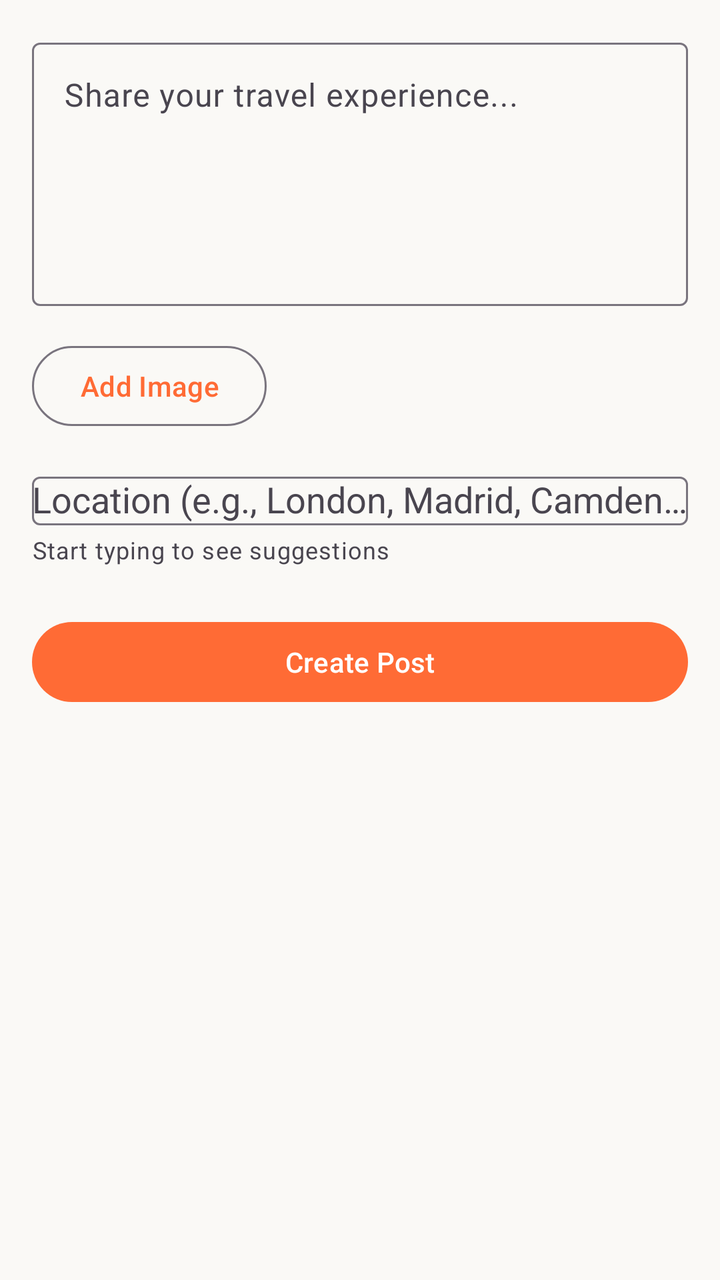
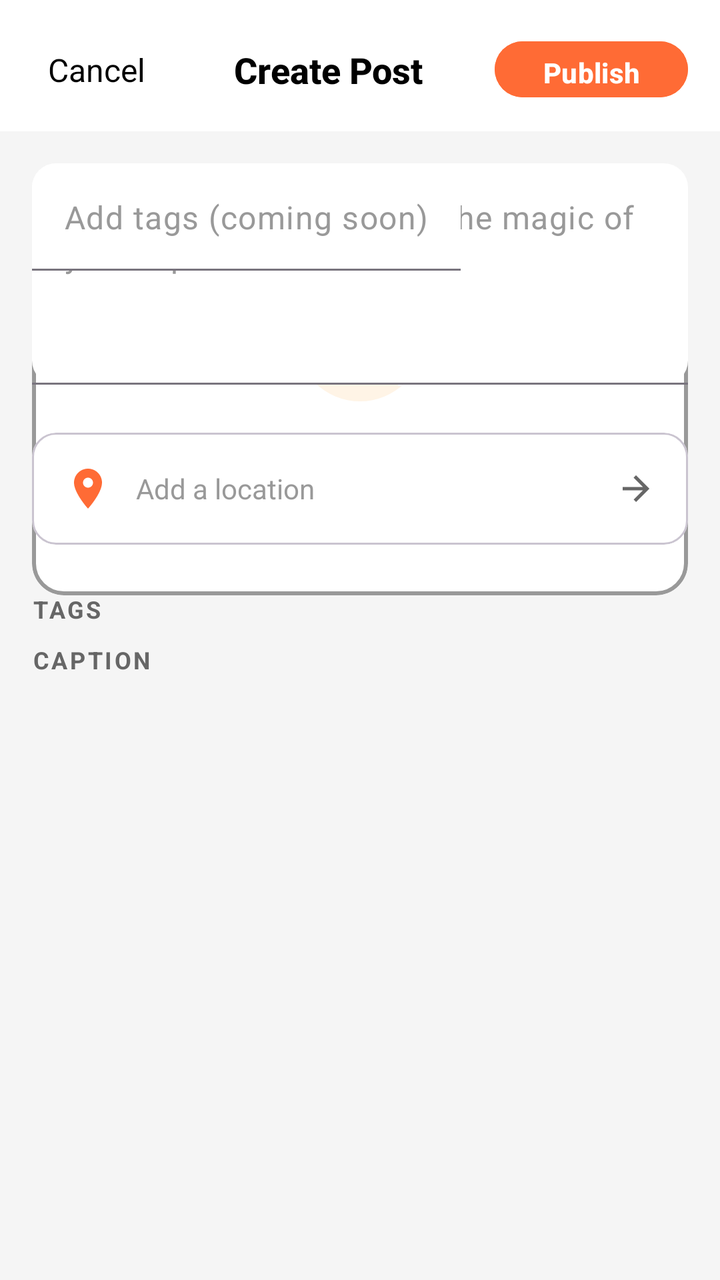

Screens rendered from an Android XML layout before and after an edit, with the pre-edit source and the edit as a unified diff.
<!-- AndroidManifest.xml: application theme Theme.TripTip_Yaron_and_Alon -->
<!-- res/layout/fragment_create_post.xml -->
<?xml version="1.0" encoding="utf-8"?>
<ScrollView
    xmlns:android="http://schemas.android.com/apk/res/android"
    xmlns:app="http://schemas.android.com/apk/res-auto"
    android:layout_width="match_parent"
    android:layout_height="match_parent"
    android:fillViewport="true">

    <androidx.constraintlayout.widget.ConstraintLayout
        android:layout_width="match_parent"
        android:layout_height="wrap_content"
        android:padding="16dp">

        
        <com.google.android.material.textfield.TextInputLayout
            android:id="@+id/tilPostText"
            android:layout_width="0dp"
            android:layout_height="wrap_content"
            android:hint="Share your travel experience..."
            app:layout_constraintTop_toTopOf="parent"
            app:layout_constraintStart_toStartOf="parent"
            app:layout_constraintEnd_toEndOf="parent">

            <com.google.android.material.textfield.TextInputEditText
                android:id="@+id/etPostText"
                android:layout_width="match_parent"
                android:layout_height="wrap_content"
                android:minLines="5"
                android:gravity="top"
                android:inputType="textMultiLine|textCapSentences" />

        </com.google.android.material.textfield.TextInputLayout>

        
        <ImageView
            android:id="@+id/ivImagePreview"
            android:layout_width="0dp"
            android:layout_height="200dp"
            android:layout_marginTop="16dp"
            android:scaleType="centerCrop"
            android:visibility="gone"
            app:layout_constraintTop_toBottomOf="@id/tilPostText"
            app:layout_constraintStart_toStartOf="parent"
            app:layout_constraintEnd_toEndOf="parent" />

        
        <Button
            android:id="@+id/btnAddImage"
            android:layout_width="wrap_content"
            android:layout_height="wrap_content"
            android:text="Add Image"
            android:layout_marginTop="16dp"
            style="@style/Widget.Material3.Button.OutlinedButton"
            app:layout_constraintTop_toBottomOf="@id/ivImagePreview"
            app:layout_constraintStart_toStartOf="parent" />

        
        <com.google.android.material.textfield.TextInputLayout
            android:id="@+id/tilLocation"
            android:layout_width="0dp"
            android:layout_height="wrap_content"
            android:hint="Location (e.g., London, Madrid, Camden Market)"
            android:layout_marginTop="16dp"
            app:layout_constraintTop_toBottomOf="@id/btnAddImage"
            app:layout_constraintStart_toStartOf="parent"
            app:layout_constraintEnd_toEndOf="parent"
            app:endIconMode="clear_text"
            app:helperText="Start typing to see suggestions">

            <AutoCompleteTextView
                android:id="@+id/etLocation"
                android:layout_width="match_parent"
                android:layout_height="wrap_content"
                android:inputType="text"
                android:completionThreshold="2"
                android:dropDownHeight="200dp" />

        </com.google.android.material.textfield.TextInputLayout>

        
        <Button
            android:id="@+id/btnCreatePost"
            android:layout_width="0dp"
            android:layout_height="wrap_content"
            android:text="Create Post"
            android:layout_marginTop="24dp"
            app:layout_constraintTop_toBottomOf="@id/tilLocation"
            app:layout_constraintStart_toStartOf="parent"
            app:layout_constraintEnd_toEndOf="parent" />

        
        <ProgressBar
            android:id="@+id/progressBar"
            android:layout_width="wrap_content"
            android:layout_height="wrap_content"
            android:visibility="gone"
            app:layout_constraintTop_toTopOf="parent"
            app:layout_constraintBottom_toBottomOf="parent"
            app:layout_constraintStart_toStartOf="parent"
            app:layout_constraintEnd_toEndOf="parent" />

        
        <TextView
            android:id="@+id/tvError"
            android:layout_width="0dp"
            android:layout_height="wrap_content"
            android:textColor="@android:color/holo_red_dark"
            android:visibility="gone"
            android:layout_marginTop="8dp"
            app:layout_constraintTop_toBottomOf="@id/btnCreatePost"
            app:layout_constraintStart_toStartOf="parent"
            app:layout_constraintEnd_toEndOf="parent" />

    </androidx.constraintlayout.widget.ConstraintLayout>

</ScrollView>
<!-- resources referenced by this layout -->
<resources>
  <style name="Theme.TripTip_Yaron_and_Alon" parent="Theme.Material3.DayNight.NoActionBar">
          
          <item name="colorPrimary">@color/orange_primary</item>
          <item name="colorPrimaryVariant">@color/orange_dark</item>
          <item name="colorOnPrimary">@color/text_white</item>
          
          
          <item name="colorSecondary">@color/turquoise</item>
          <item name="colorSecondaryVariant">@color/turquoise_dark</item>
          <item name="colorOnSecondary">@color/text_white</item>
          
          
          <item name="android:colorBackground">@color/background_beige</item>
          <item name="colorSurface">@color/background_white</item>
          <item name="colorOnSurface">@color/text_primary</item>
          <item name="colorOnBackground">@color/text_primary</item>
          
          
          <item name="colorError">@color/error</item>
          <item name="colorOnError">@color/text_white</item>
          
          
          <item name="android:statusBarColor">@android:color/transparent</item>
          <item name="android:windowLightStatusBar">true</item>
          
          
          <item name="android:navigationBarColor">@color/background_white</item>
      </style>
  <color name="orange_primary">#FF6B35</color>
  <color name="orange_dark">#E55A2B</color>
  <color name="text_white">#FFFFFF</color>
  <color name="turquoise">#40E0D0</color>
  <color name="turquoise_dark">#2EB8A6</color>
  <color name="background_beige">#FAF9F6</color>
  <color name="background_white">#FFFFFF</color>
  <color name="text_primary">#000000</color>
  <color name="error">#F44336</color>
</resources>

<!-- the commit's change to res/layout/fragment_create_post.xml (unified diff, before → after) -->
@@ -1,92 +1,327 @@
 <?xml version="1.0" encoding="utf-8"?>
-<ScrollView
+<androidx.coordinatorlayout.widget.CoordinatorLayout
     xmlns:android="http://schemas.android.com/apk/res/android"
     xmlns:app="http://schemas.android.com/apk/res-auto"
     android:layout_width="match_parent"
     android:layout_height="match_parent"
-    android:fillViewport="true">
+    android:background="@color/background_light">
 
     <androidx.constraintlayout.widget.ConstraintLayout
         android:layout_width="match_parent"
-        android:layout_height="wrap_content"
-        android:padding="16dp">
+        android:layout_height="match_parent">
 
         
-        <com.google.android.material.textfield.TextInputLayout
-            android:id="@+id/tilPostText"
+        <LinearLayout
+            android:id="@+id/appBar"
             android:layout_width="0dp"
             android:layout_height="wrap_content"
-            android:hint="Share your travel experience..."
+            android:orientation="horizontal"
+            android:gravity="center_vertical"
+            android:paddingStart="16dp"
+            android:paddingEnd="16dp"
+            android:paddingTop="16dp"
+            android:paddingBottom="12dp"
+            android:background="@color/background_white"
             app:layout_constraintTop_toTopOf="parent"
             app:layout_constraintStart_toStartOf="parent"
             app:layout_constraintEnd_toEndOf="parent">
 
-            <com.google.android.material.textfield.TextInputEditText
-                android:id="@+id/etPostText"
+            
+            <TextView
+                android:id="@+id/btnCancel"
+                android:layout_width="wrap_content"
+                android:layout_height="wrap_content"
+                android:text="Cancel"
+                android:textSize="16sp"
+                android:textColor="@color/text_primary"
+                android:clickable="true"
+                android:focusable="true"
+                android:padding="8dp" />
+
+            
+            <TextView
+                android:layout_width="0dp"
+                android:layout_height="wrap_content"
+                android:layout_weight="1"
+                android:text="Create Post"
+                android:textSize="18sp"
+                android:textStyle="bold"
+                android:textColor="@color/text_primary"
+                android:gravity="center"
+                android:fontFamily="sans-serif-medium" />
+
+            
+            <com.google.android.material.button.MaterialButton
+                android:id="@+id/btnPublish"
+                android:layout_width="wrap_content"
+                android:layout_height="36dp"
+                android:text="Publish"
+                android:textSize="14sp"
+                android:textStyle="bold"
+                android:textColor="@color/text_white"
+                android:backgroundTint="@color/orange_primary"
+                app:cornerRadius="18dp"
+                style="@style/Widget.Material3.Button" />
+
+        </LinearLayout>
+
+        
+        <ScrollView
+            android:id="@+id/scrollView"
+            android:layout_width="0dp"
+            android:layout_height="0dp"
+            android:fillViewport="true"
+            app:layout_constraintTop_toBottomOf="@id/appBar"
+            app:layout_constraintBottom_toBottomOf="parent"
+            app:layout_constraintStart_toStartOf="parent"
+            app:layout_constraintEnd_toEndOf="parent">
+
+            <androidx.constraintlayout.widget.ConstraintLayout
                 android:layout_width="match_parent"
                 android:layout_height="wrap_content"
-                android:minLines="5"
-                android:gravity="top"
-                android:inputType="textMultiLine|textCapSentences" />
-
-        </com.google.android.material.textfield.TextInputLayout>
-
-        
-        <ImageView
-            android:id="@+id/ivImagePreview"
-            android:layout_width="0dp"
-            android:layout_height="200dp"
-            android:layout_marginTop="16dp"
-            android:scaleType="centerCrop"
-            android:visibility="gone"
-            app:layout_constraintTop_toBottomOf="@id/tilPostText"
-            app:layout_constraintStart_toStartOf="parent"
-            app:layout_constraintEnd_toEndOf="parent" />
-
-        
-        <Button
-            android:id="@+id/btnAddImage"
-            android:layout_width="wrap_content"
-            android:layout_height="wrap_content"
-            android:text="Add Image"
-            android:layout_marginTop="16dp"
-            style="@style/Widget.Material3.Button.OutlinedButton"
-            app:layout_constraintTop_toBottomOf="@id/ivImagePreview"
-            app:layout_constraintStart_toStartOf="parent" />
-
-        
-        <com.google.android.material.textfield.TextInputLayout
-            android:id="@+id/tilLocation"
-            android:layout_width="0dp"
-            android:layout_height="wrap_content"
-            android:hint="Location (e.g., London, Madrid, Camden Market)"
-            android:layout_marginTop="16dp"
-            app:layout_constraintTop_toBottomOf="@id/btnAddImage"
-            app:layout_constraintStart_toStartOf="parent"
-            app:layout_constraintEnd_toEndOf="parent"
-            app:endIconMode="clear_text"
-            app:helperText="Start typing to see suggestions">
-
-            <AutoCompleteTextView
-                android:id="@+id/etLocation"
-                android:layout_width="match_parent"
-                android:layout_height="wrap_content"
-                android:inputType="text"
-                android:completionThreshold="2"
-                android:dropDownHeight="200dp" />
-
-        </com.google.android.material.textfield.TextInputLayout>
-
-        
-        <Button
-            android:id="@+id/btnCreatePost"
-            android:layout_width="0dp"
-            android:layout_height="wrap_content"
-            android:text="Create Post"
-            android:layout_marginTop="24dp"
-            app:layout_constraintTop_toBottomOf="@id/tilLocation"
-            app:layout_constraintStart_toStartOf="parent"
-            app:layout_constraintEnd_toEndOf="parent" />
+                android:padding="16dp">
+
+                
+                <com.google.android.material.card.MaterialCardView
+                    android:id="@+id/photoUploadCard"
+                    android:layout_width="0dp"
+                    android:layout_height="200dp"
+                    android:layout_marginTop="16dp"
+                    app:cardCornerRadius="@dimen/corner_radius_large"
+                    app:cardElevation="0dp"
+                    app:cardBackgroundColor="@color/background_white"
+                    app:strokeWidth="2dp"
+                    app:strokeColor="@color/text_hint"
+                    app:layout_constraintTop_toTopOf="parent"
+                    app:layout_constraintStart_toStartOf="parent"
+                    app:layout_constraintEnd_toEndOf="parent">
+
+                    <androidx.constraintlayout.widget.ConstraintLayout
+                        android:layout_width="match_parent"
+                        android:layout_height="match_parent"
+                        android:clickable="true"
+                        android:focusable="true">
+
+                        
+                        <ImageView
+                            android:id="@+id/ivImagePreview"
+                            android:layout_width="0dp"
+                            android:layout_height="0dp"
+                            android:scaleType="centerCrop"
+                            android:visibility="gone"
+                            app:layout_constraintTop_toTopOf="parent"
+                            app:layout_constraintBottom_toBottomOf="parent"
+                            app:layout_constraintStart_toStartOf="parent"
+                            app:layout_constraintEnd_toEndOf="parent" />
+
+                        
+                        <LinearLayout
+                            android:id="@+id/uploadPlaceholder"
+                            android:layout_width="wrap_content"
+                            android:layout_height="wrap_content"
+                            android:orientation="vertical"
+                            android:gravity="center"
+                            app:layout_constraintTop_toTopOf="parent"
+                            app:layout_constraintBottom_toBottomOf="parent"
+                            app:layout_constraintStart_toStartOf="parent"
+                            app:layout_constraintEnd_toEndOf="parent">
+
+                            
+                            <FrameLayout
+                                android:layout_width="64dp"
+                                android:layout_height="64dp">
+
+                                <View
+                                    android:layout_width="64dp"
+                                    android:layout_height="64dp"
+                                    android:background="@drawable/orange_circle_light" />
+
+                                <ImageView
+                                    android:layout_width="32dp"
+                                    android:layout_height="32dp"
+                                    android:src="@drawable/ic_camera"
+                                    android:tint="@color/orange_primary"
+                                    android:layout_gravity="center" />
+
+                                <ImageView
+                                    android:layout_width="16dp"
+                                    android:layout_height="16dp"
+                                    android:src="@android:drawable/ic_input_add"
+                                    android:tint="@color/text_white"
+                                    android:layout_gravity="bottom|end"
+                                    android:layout_marginBottom="4dp"
+                                    android:layout_marginEnd="4dp" />
+                            </FrameLayout>
+
+                            <TextView
+                                android:layout_width="wrap_content"
+                                android:layout_height="wrap_content"
+                                android:text="Add photos or videos"
+                                android:textSize="16sp"
+                                android:textColor="@color/text_primary"
+                                android:textStyle="bold"
+                                android:layout_marginTop="16dp" />
+
+                            <TextView
+                                android:layout_width="wrap_content"
+                                android:layout_height="wrap_content"
+                                android:text="Up to 10 files"
+                                android:textSize="12sp"
+                                android:textColor="@color/text_secondary"
+                                android:layout_marginTop="4dp" />
+                        </LinearLayout>
+
+                    </androidx.constraintlayout.widget.ConstraintLayout>
+                </com.google.android.material.card.MaterialCardView>
+
+                
+                <TextView
+                    android:id="@+id/tvCaptionLabel"
+                    android:layout_width="0dp"
+                    android:layout_height="wrap_content"
+                    android:text="CAPTION"
+                    android:textSize="12sp"
+                    android:textStyle="bold"
+                    android:textColor="@color/text_secondary"
+                    android:textAllCaps="true"
+                    android:letterSpacing="0.1"
+                    android:layout_marginTop="24dp"
+                    app:layout_constraintTop_toBottomOf="@id/photoUploadCard"
+                    app:layout_constraintStart_toStartOf="parent"
+                    app:layout_constraintEnd_toEndOf="parent" />
+
+                
+                <com.google.android.material.textfield.TextInputLayout
+                    android:id="@+id/tilPostText"
+                    android:layout_width="0dp"
+                    android:layout_height="wrap_content"
+                    android:layout_marginTop="8dp"
+                    app:boxCornerRadiusTopStart="@dimen/corner_radius_medium"
+                    app:boxCornerRadiusTopEnd="@dimen/corner_radius_medium"
+                    app:boxCornerRadiusBottomStart="@dimen/corner_radius_medium"
+                    app:boxCornerRadiusBottomEnd="@dimen/corner_radius_medium"
+                    app:boxBackgroundMode="filled"
+                    app:boxBackgroundColor="@color/background_white"
+                    app:hintEnabled="false"
+                    style="@style/Widget.Material3.TextInputLayout.OutlinedBox">
+
+                    <com.google.android.material.textfield.TextInputEditText
+                        android:id="@+id/etPostText"
+                        android:layout_width="match_parent"
+                        android:layout_height="wrap_content"
+                        android:minLines="4"
+                        android:maxLines="8"
+                        android:gravity="top"
+                        android:inputType="textMultiLine|textCapSentences"
+                        android:paddingStart="16dp"
+                        android:paddingEnd="16dp"
+                        android:paddingTop="16dp"
+                        android:paddingBottom="16dp"
+                        android:hint="Where did you go? Share the magic of your trip..."
+                        android:textColorHint="@color/text_hint" />
+                </com.google.android.material.textfield.TextInputLayout>
+
+                
+                <com.google.android.material.card.MaterialCardView
+                    android:id="@+id/locationCard"
+                    android:layout_width="0dp"
+                    android:layout_height="56dp"
+                    android:layout_marginTop="24dp"
+                    app:cardCornerRadius="@dimen/corner_radius_medium"
+                    app:cardElevation="0dp"
+                    app:cardBackgroundColor="@color/background_white"
+                    app:layout_constraintTop_toBottomOf="@id/tilPostText"
+                    app:layout_constraintStart_toStartOf="parent"
+                    app:layout_constraintEnd_toEndOf="parent">
+
+                    <LinearLayout
+                        android:layout_width="match_parent"
+                        android:layout_height="match_parent"
+                        android:orientation="horizontal"
+                        android:gravity="center_vertical"
+                        android:paddingStart="16dp"
+                        android:paddingEnd="16dp"
+                        android:clickable="true"
+                        android:focusable="true">
+
+                        <ImageView
+                            android:layout_width="24dp"
+                            android:layout_height="24dp"
+                            android:src="@drawable/ic_location_pin"
+                            android:tint="@color/orange_primary" />
+
+                        <AutoCompleteTextView
+                            android:id="@+id/etLocation"
+                            android:layout_width="0dp"
+                            android:layout_height="wrap_content"
+                            android:layout_weight="1"
+                            android:hint="Add a location"
+                            android:textColorHint="@color/text_hint"
+                            android:textSize="14sp"
+                            android:inputType="text"
+                            android:completionThreshold="2"
+                            android:dropDownHeight="200dp"
+                            android:background="@android:color/transparent"
+                            android:paddingStart="12dp"
+                            android:paddingEnd="12dp"
+                            android:paddingTop="8dp"
+                            android:paddingBottom="8dp" />
+
+                        <ImageView
+                            android:layout_width="20dp"
+                            android:layout_height="20dp"
+                            android:src="@drawable/ic_arrow_forward"
+                            android:tint="@color/text_secondary" />
+                    </LinearLayout>
+                </com.google.android.material.card.MaterialCardView>
+
+                
+                <TextView
+                    android:id="@+id/tvTagsLabel"
+                    android:layout_width="0dp"
+                    android:layout_height="wrap_content"
+                    android:text="TAGS"
+                    android:textSize="12sp"
+                    android:textStyle="bold"
+                    android:textColor="@color/text_secondary"
+                    android:textAllCaps="true"
+                    android:letterSpacing="0.1"
+                    android:layout_marginTop="24dp"
+                    app:layout_constraintTop_toBottomOf="@id/locationCard"
+                    app:layout_constraintStart_toStartOf="parent"
+                    app:layout_constraintEnd_toEndOf="parent" />
+
+                
+                <com.google.android.material.textfield.TextInputLayout
+                    android:id="@+id/tilTags"
+                    android:layout_width="0dp"
+                    android:layout_height="wrap_content"
+                    android:layout_marginTop="8dp"
+                    android:layout_marginBottom="24dp"
+                    app:boxCornerRadiusTopStart="@dimen/corner_radius_medium"
+                    app:boxCornerRadiusTopEnd="@dimen/corner_radius_medium"
+                    app:boxCornerRadiusBottomStart="@dimen/corner_radius_medium"
+                    app:boxCornerRadiusBottomEnd="@dimen/corner_radius_medium"
+                    app:boxBackgroundMode="filled"
+                    app:boxBackgroundColor="@color/background_white"
+                    app:hintEnabled="false"
+                    style="@style/Widget.Material3.TextInputLayout.OutlinedBox">
+
+                    <com.google.android.material.textfield.TextInputEditText
+                        android:id="@+id/etTags"
+                        android:layout_width="match_parent"
+                        android:layout_height="wrap_content"
+                        android:hint="Add tags (coming soon)"
+                        android:textColorHint="@color/text_hint"
+                        android:enabled="false"
+                        android:paddingStart="16dp"
+                        android:paddingEnd="16dp"
+                        android:paddingTop="16dp"
+                        android:paddingBottom="16dp" />
+                </com.google.android.material.textfield.TextInputLayout>
+
+            </androidx.constraintlayout.widget.ConstraintLayout>
+        </ScrollView>
 
         
         <ProgressBar
@@ -99,18 +334,6 @@
             app:layout_constraintStart_toStartOf="parent"
             app:layout_constraintEnd_toEndOf="parent" />
 
-        
-        <TextView
-            android:id="@+id/tvError"
-            android:layout_width="0dp"
-            android:layout_height="wrap_content"
-            android:textColor="@android:color/holo_red_dark"
-            android:visibility="gone"
-            android:layout_marginTop="8dp"
-            app:layout_constraintTop_toBottomOf="@id/btnCreatePost"
-            app:layout_constraintStart_toStartOf="parent"
-            app:layout_constraintEnd_toEndOf="parent" />
-
     </androidx.constraintlayout.widget.ConstraintLayout>
 
-</ScrollView>
+</androidx.coordinatorlayout.widget.CoordinatorLayout>
<!-- resource entries referenced after the edit -->
@@ -1,5 +1,6 @@
 <!-- resources referenced by this layout -->
 <resources>
+  <color name="background_light">#F5F5F5</color>
   <style name="Theme.TripTip_Yaron_and_Alon" parent="Theme.Material3.DayNight.NoActionBar">
           
           <item name="colorPrimary">@color/orange_primary</item>
@@ -28,14 +29,58 @@
           
           <item name="android:navigationBarColor">@color/background_white</item>
       </style>
+  <color name="orange_light">#FFF4E6</color>
   <color name="orange_primary">#FF6B35</color>
+  <color name="text_hint">#999999</color>
   <color name="orange_dark">#E55A2B</color>
   <color name="text_white">#FFFFFF</color>
+  <dimen name="corner_radius_large">16dp</dimen>
+  <dimen name="corner_radius_medium">12dp</dimen>
+  <!-- drawable ic_arrow_forward (drawable) -->
+  <vector xmlns:android="http://schemas.android.com/apk/res/android"
+      android:width="24dp"
+      android:height="24dp"
+      android:viewportWidth="24"
+      android:viewportHeight="24">
+      <path
+          android:fillColor="#FF000000"
+          android:pathData="M12,4l-1.41,1.41L16.17,11H4v2h12.17l-5.58,5.59L12,20l8,-8z"/>
+  </vector>
+  <!-- drawable ic_camera (drawable) -->
+  <vector xmlns:android="http://schemas.android.com/apk/res/android"
+      android:width="24dp"
+      android:height="24dp"
+      android:viewportWidth="24"
+      android:viewportHeight="24">
+      <path
+          android:fillColor="#FF000000"
+          android:pathData="M12,12m-3.2,0a3.2,3.2 0,1 1,6.4 0a3.2,3.2 0,1 1,-6.4 0"/>
+      <path
+          android:fillColor="#FF000000"
+          android:pathData="M9,2L7.17,4L4,4c-1.1,0 -2,0.9 -2,2v12c0,1.1 0.9,2 2,2h16c1.1,0 2,-0.9 2,-2L22,6c0,-1.1 -0.9,-2 -2,-2h-3.17L15,2L9,2zM12,17c-2.76,0 -5,-2.24 -5,-5s2.24,-5 5,-5 5,2.24 5,5 -2.24,5 -5,5z"/>
+  </vector>
+  <!-- drawable ic_location_pin (drawable) -->
+  <vector xmlns:android="http://schemas.android.com/apk/res/android"
+      android:width="24dp"
+      android:height="24dp"
+      android:viewportWidth="24"
+      android:viewportHeight="24">
+      <path
+          android:fillColor="#FF000000"
+          android:pathData="M12,2C8.13,2 5,5.13 5,9c0,5.25 7,13 7,13s7,-7.75 7,-13c0,-3.87 -3.13,-7 -7,-7zM12,11.5c-1.38,0 -2.5,-1.12 -2.5,-2.5s1.12,-2.5 2.5,-2.5 2.5,1.12 2.5,2.5 -1.12,2.5 -2.5,2.5z"/>
+  </vector>
+  <!-- drawable orange_circle_light (drawable) -->
+  <?xml version="1.0" encoding="utf-8"?>
+  <shape xmlns:android="http://schemas.android.com/apk/res/android"
+      android:shape="oval">
+      <solid android:color="@color/orange_light" />
+  </shape>
   <color name="turquoise">#40E0D0</color>
   <color name="turquoise_dark">#2EB8A6</color>
   <color name="background_beige">#FAF9F6</color>
   <color name="background_white">#FFFFFF</color>
   <color name="text_primary">#000000</color>
+  <color name="text_secondary">#666666</color>
   <color name="error">#F44336</color>
 </resources>
 
